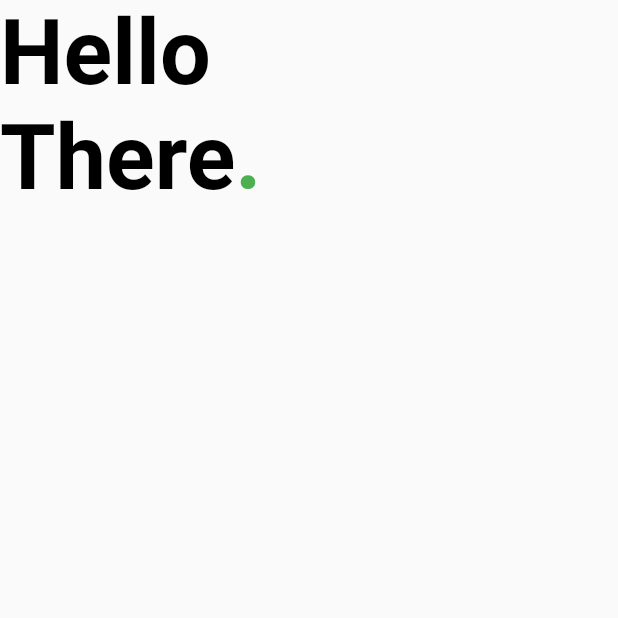
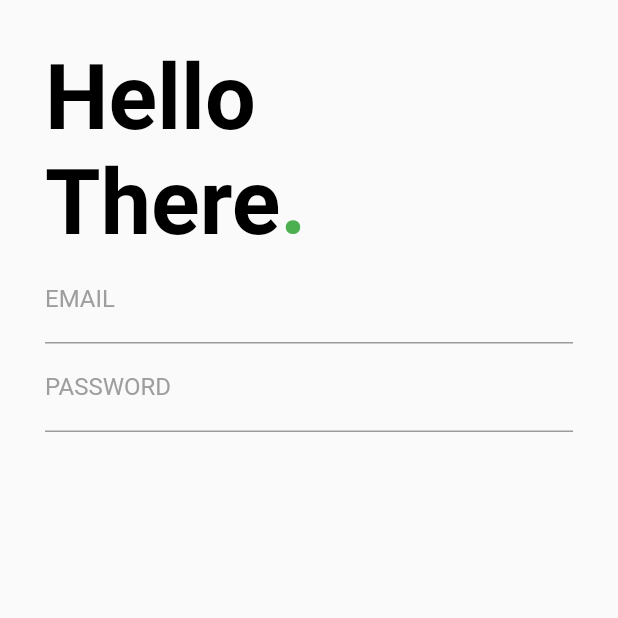
Before and after one commit to jacepm/flutter-login, a Flutter app: the screen it shows after launch, on a phone screen of 412 x 824 dp, the top half of it. Run offline on Flutter 3.47's test engine with Material 2 defaults, Android fonts, the phone set to English and light mode, and no system bars; Roboto replaces fonts that are missing (Montserrat).

Commit message:
feat: add _inputBuilder for email and password

```diff
--- a/lib/main.dart
+++ b/lib/main.dart
@@ -27,31 +27,60 @@ class MyHomePage extends StatefulWidget {
 }
 
 class _MyHomePageState extends State<MyHomePage> {
+  TextEditingController email = TextEditingController();
+  TextEditingController password = TextEditingController();
+
   @override
   Widget build(BuildContext context) {
     return Scaffold(
       body: Container(
+        margin: EdgeInsets.all(30.0),
         child: Column(
           crossAxisAlignment: CrossAxisAlignment.start,
           children: <Widget>[
             _titleBuilder(text: 'Hello'),
-            Row(children: <Widget>[
-              _titleBuilder(text: 'There'),
-              _titleBuilder(text: '.', color: Colors.green),
-            ],),
+            Row(
+              children: <Widget>[
+                _titleBuilder(text: 'There'),
+                _titleBuilder(text: '.', color: Colors.green),
+              ],
+            ),
+            _inputBuilder(controller: email, label: 'EMAIL'),
+            _inputBuilder(
+              controller: password,
+              label: 'PASSWORD',
+              obscureText: true,
+            ),
           ],
         ),
       ),
     );
   }
 
-  Widget _titleBuilder({String text,Color color}) {
+  Widget _titleBuilder({String text, Color color = Colors.black}) {
     return Text(
       text,
       style: TextStyle(
         fontSize: 60,
         fontWeight: FontWeight.bold,
-        color: color ?? Colors.black
+        color: color,
+      ),
+    );
+  }
+
+  Widget _inputBuilder(
+      {@required TextEditingController controller,
+      @required String label,
+      bool obscureText = false}) {
+    return TextField(
+      controller: controller,
+      obscureText: obscureText,
+      decoration: InputDecoration(
+        labelText: label,
+        labelStyle: TextStyle(color: Colors.grey),
+        focusedBorder: UnderlineInputBorder(
+          borderSide: BorderSide(color: Colors.green),
+        ),
       ),
     );
   }
```
